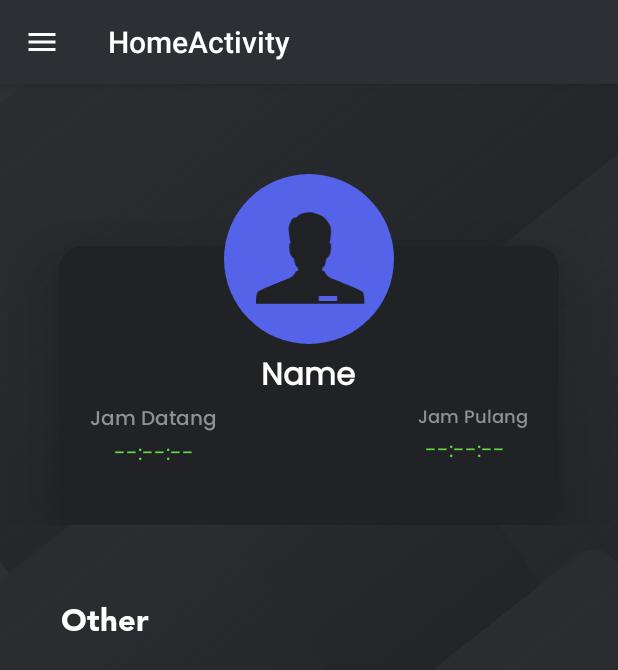
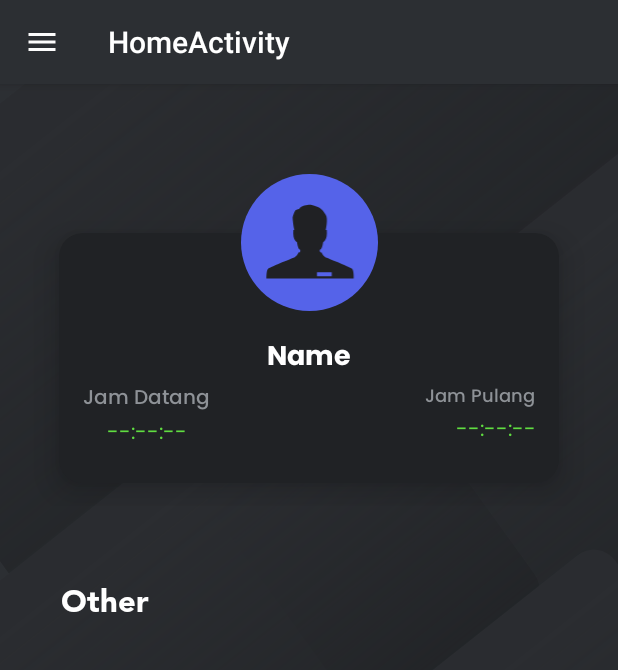
Before and after one commit to fakhrimf/HadirApp, an Android app: the HomeFragment screen opened directly, with no data from a screen before it, on a phone screen of 412 x 824 dp. Shown: the top 670 px of the screen. Run offline under Robolectric (Android 15) with nearby library versions, the phone set to English and light mode, and no system bars; our stand-ins replace CircleImageView, Firebase (no records; nobody signed in at launch, a user with empty details on screens opened directly), sdp/ssp sizes; libraries missing offline, so code that uses them is left out: com.mikepenz.crossfadedrawerlayout, com.mikepenz.materialdrawer, com.mikepenz.materialize; plain views replace MaterialDrawerSliderView, MiniDrawerSliderView; 18 statements that could not run were skipped.

Commit message:
- fix layout home

```diff
--- a/app/src/main/res/layout/fragment_home.xml
+++ b/app/src/main/res/layout/fragment_home.xml
@@ -22,7 +22,7 @@
            <androidx.constraintlayout.widget.ConstraintLayout
                android:id="@+id/card_container"
                android:layout_width="match_parent"
-               android:layout_height="@dimen/_220sdp"
+               android:layout_height="@dimen/_210sdp"
                android:layout_marginTop="@dimen/_26sdp"
                android:paddingVertical="@dimen/_20sdp"
                app:layout_constraintHorizontal_bias="1.0"
@@ -35,34 +35,40 @@
                    android:layout_width="match_parent"
                    android:layout_height="match_parent"
                    android:layout_marginHorizontal="@dimen/_30sdp"
-                   android:layout_marginTop="@dimen/_37sdp"
+                   android:layout_marginTop="@dimen/_30sdp"
                    android:backgroundTint="@color/cardDark"
                    app:cardCornerRadius="@dimen/_12sdp"
-                   app:cardElevation="@dimen/_20sdp"
+                   app:cardElevation="@dimen/_10sdp"
+                   android:layout_marginBottom="@dimen/_12sdp"
                    app:layout_constraintEnd_toEndOf="parent"
                    app:layout_constraintStart_toStartOf="parent"
+                   app:layout_constraintBottom_toBottomOf="parent"
                    app:layout_constraintTop_toTopOf="parent">
 
                    <androidx.constraintlayout.widget.ConstraintLayout
                        android:layout_width="match_parent"
-                       android:layout_height="match_parent"
-                       android:layout_margin="@dimen/_16sdp">
+                       android:layout_height="match_parent">
 
                        <TextView
                            android:id="@+id/tv_name"
-                           android:layout_width="wrap_content"
+                           android:layout_width="match_parent"
                            android:layout_height="wrap_content"
                            android:layout_centerInParent="true"
+                           android:layout_marginTop="@dimen/_10sdp"
+                           android:layout_marginHorizontal="@dimen/_20sdp"
                            android:text="@string/default_name"
+                           android:maxLines="2"
+                           android:ellipsize="end"
                            android:textColor="@color/mainWhite"
-                           android:textSize="@dimen/_16ssp"
+                           android:textSize="@dimen/_14ssp"
+                           android:textAlignment="center"
                            android:textStyle="bold"
                            app:layout_constraintBottom_toBottomOf="parent"
                            app:layout_constraintEnd_toEndOf="parent"
                            app:layout_constraintHorizontal_bias="0.497"
                            app:layout_constraintStart_toStartOf="parent"
                            app:layout_constraintTop_toTopOf="parent"
-                           android:fontFamily="@font/poppins_regular"
+                           android:fontFamily="@font/poppins_bold"
                            app:layout_constraintVertical_bias="0.450" />
 
                        <TextView
@@ -70,6 +76,7 @@
                            android:layout_width="wrap_content"
                            android:layout_height="wrap_content"
                            android:text="@string/arrive"
+                           android:layout_marginStart="@dimen/dimens_16dp"
                            android:textColor="@color/textGray"
                            android:textSize="@dimen/_10ssp"
                            android:fontFamily="@font/poppins_medium"
@@ -80,7 +87,7 @@
                            android:id="@+id/tv_arrive_time"
                            android:layout_width="wrap_content"
                            android:layout_height="wrap_content"
-                           android:layout_marginHorizontal="@dimen/dimens_16dp"
+                           android:layout_marginStart="@dimen/dimens_32dp"
                            android:text="@string/default_arrive_time"
                            android:fontFamily="@font/poppins_regular"
                            android:textColor="@color/greenAccent"
@@ -93,6 +100,7 @@
                            android:layout_height="wrap_content"
                            android:text="@string/go_home"
                            android:textColor="@color/textGray"
+                           android:layout_marginEnd="@dimen/dimens_16dp"
                            android:fontFamily="@font/poppins_medium"
                            android:textSize="@dimen/size_12sp"
                            app:layout_constraintEnd_toEndOf="parent"
@@ -114,8 +122,8 @@
 
                <de.hdodenhof.circleimageview.CircleImageView
                    android:id="@+id/profile_img"
-                   android:layout_width="@dimen/_87sdp"
-                   android:layout_height="@dimen/_87sdp"
+                   android:layout_width="@dimen/_70sdp"
+                   android:layout_height="@dimen/_70sdp"
                    android:layout_centerHorizontal="true"
                    android:elevation="@dimen/_25sdp"
                    android:src="@drawable/default_profile"
```
